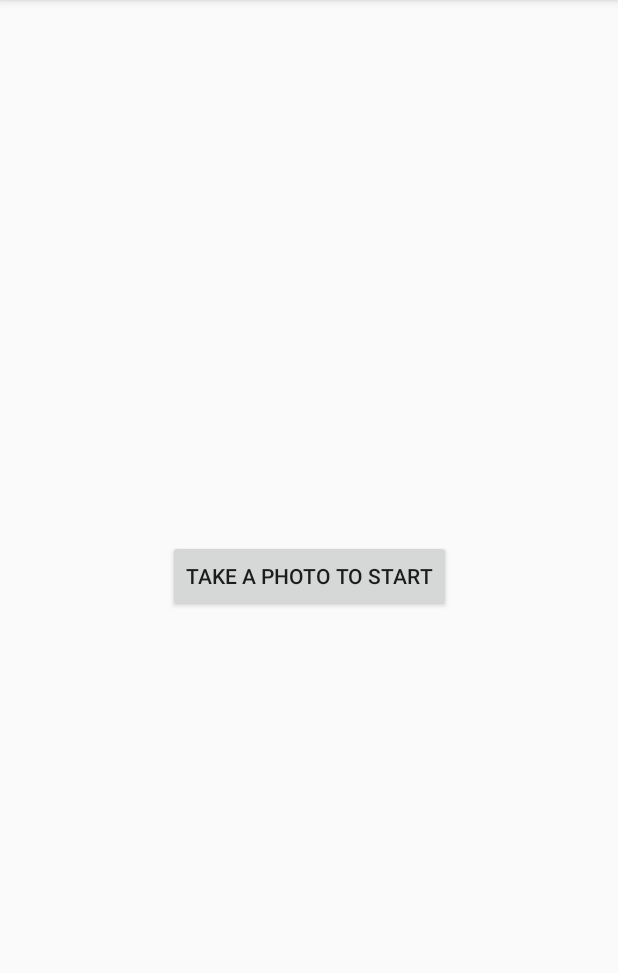
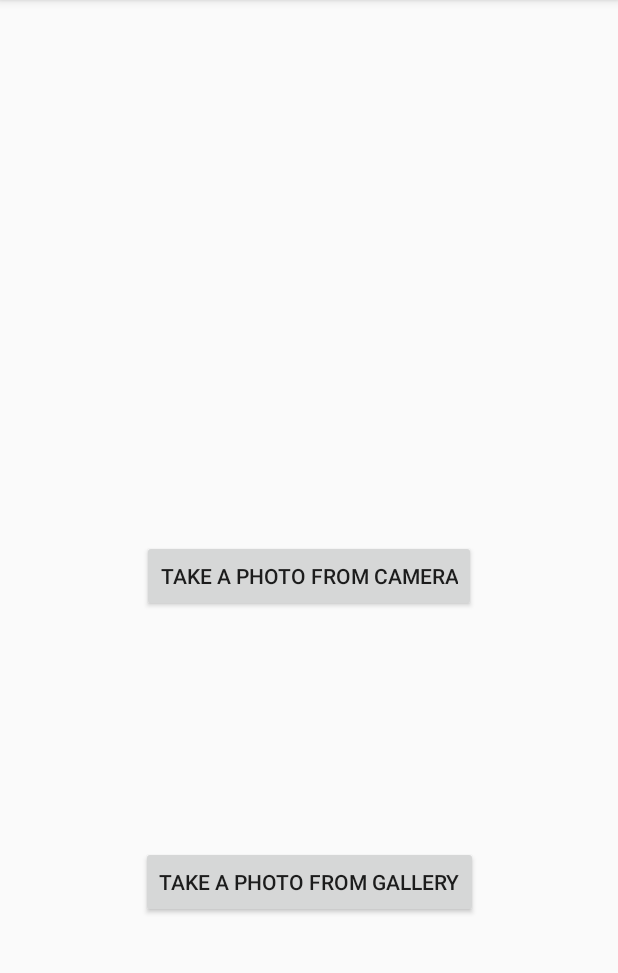
Before and after one commit to hasbisevinc/Find-on-Page, an Android app: the screen it shows after launch (MainActivity), on a phone screen of 412 x 824 dp, the part 84-1057 px from its top. Run offline under Robolectric (Android 15) with nearby library versions, the phone set to English and light mode, and no system bars; our stand-ins replace RxJava; libraries missing offline, so code that uses them is left out: com.orhanobut.dialogplus, dmax.dialog.

Commit message:
adding select image from gallery feature

```diff
--- a/app/build.gradle
+++ b/app/build.gradle
@@ -41,4 +41,5 @@ dependencies {
     implementation 'com.crashlytics.sdk.android:crashlytics:2.9.8'
     implementation 'io.reactivex.rxjava2:rxjava:2.1.9'
     implementation 'io.reactivex.rxjava2:rxandroid:2.0.1'
+    implementation 'com.orhanobut:dialogplus:1.11@aar'
 }
--- a/app/src/main/java/com/hasbis/findonpage/MainActivity.java
+++ b/app/src/main/java/com/hasbis/findonpage/MainActivity.java
@@ -16,10 +16,12 @@ import android.support.v7.app.AppCompatActivity;
 import android.os.Bundle;
 import android.text.TextUtils;
 import android.util.Log;
+import android.view.Gravity;
 import android.view.Menu;
 import android.view.MenuItem;
 import android.view.View;
 import android.view.inputmethod.InputMethodManager;
+import android.widget.ArrayAdapter;
 import android.widget.Button;
 import android.widget.EditText;
 import android.widget.LinearLayout;
@@ -29,8 +31,12 @@ import com.hasbis.findonpage.features.ocr.ImageToText;
 import com.hasbis.findonpage.features.ocr.OCRActions;
 import com.hasbis.findonpage.features.views.DrawableImageView;
 import com.hasbis.findonpage.utils.FirebaseAnalyticsUtils;
+import com.orhanobut.dialogplus.DialogPlus;
+import com.orhanobut.dialogplus.ListHolder;
+import com.orhanobut.dialogplus.OnItemClickListener;
 
 import java.io.File;
+import java.io.FileNotFoundException;
 import java.text.DateFormat;
 import java.text.SimpleDateFormat;
 import java.util.ArrayList;
@@ -47,12 +53,14 @@ import io.reactivex.schedulers.Schedulers;
 public class MainActivity extends AppCompatActivity {
     private static final String TAG = "MainActivity";
     private static final int CAMERA_REQUEST = 1888;
+    private static final int GALLERY_REQUEST = 2888;
     private static final int CAMERA_PERMISSION_CODE = 100;
 
     private DrawableImageView imageView;
     private LinearLayout findBox;
     private LinearLayout showFindBoxLayout;
     private Button photoButton;
+    private Button galleryButton;
     private Button findButton;
     private Button selectAllButton;
     private EditText textToFind;
@@ -87,8 +95,38 @@ public class MainActivity extends AppCompatActivity {
     public boolean onOptionsItemSelected(MenuItem item) {
         int id = item.getItemId();
         if (id == R.id.new_image) {
-            analyticsUtils.onNewPhoto();
-            onCameraButtonClicked();
+            ArrayAdapter<String> adapter = new ArrayAdapter<>(
+                    this, android.R.layout.simple_list_item_1, new String[]{getString(R.string.take_a_photo_from_camera),
+                    getString(R.string.take_a_photo_from_gallery), getString(R.string.cancel)}
+            );
+            DialogPlus dialog = DialogPlus.newDialog(this)
+                    .setAdapter(adapter)
+                    .setOnItemClickListener(new OnItemClickListener() {
+                        @Override
+                        public void onItemClick(DialogPlus dialog, Object item, View view, int position) {
+                        }
+                    })
+                    .setContentHolder(new ListHolder())
+                    .setGravity(Gravity.CENTER)
+                    .setExpanded(true)
+                    .setHeader(R.layout.dialog_header)
+                    .setOnItemClickListener(new OnItemClickListener() {
+                        @Override
+                        public void onItemClick(DialogPlus dialog, Object item, View view, int position) {
+                            if (position == 0) {
+                                analyticsUtils.onNewPhoto();
+                                onCameraButtonClicked();
+                            } else if (position == 1) {
+                                analyticsUtils.onNewGalleryPhoto();
+                                Intent photoPickerIntent = new Intent(Intent.ACTION_PICK);
+                                photoPickerIntent.setType("image/*");
+                                startActivityForResult(photoPickerIntent, GALLERY_REQUEST);
+                            }
+                            dialog.dismiss();
+                        }
+                    })
+                    .create();
+            dialog.show();
         }
         return super.onOptionsItemSelected(item);
     }
@@ -110,18 +148,28 @@ public class MainActivity extends AppCompatActivity {
         super.onActivityResult(requestCode, resultCode, data);
         if (resultCode == Activity.RESULT_OK) {
             if (requestCode == CAMERA_REQUEST) {
-                imageView.setRects(new ArrayList<Rect>());
-                findBox.setVisibility(View.VISIBLE);
-                photoButton.setVisibility(View.GONE);
-                Uri image = null;
+                updateUIForImageGained();
                 if (mCameraFileName != null) {
-                    image = Uri.fromFile(new File(mCameraFileName));
+                    Uri image = Uri.fromFile(new File(mCameraFileName));
                     imageView.setImageURI(image);
                     imageView.setVisibility(View.VISIBLE);
                     startOCR(image);
                 }
+            } else if (requestCode == GALLERY_REQUEST) {
+                updateUIForImageGained();
+                final Uri image = data.getData();
+                imageView.setImageURI(image);
+                imageView.setVisibility(View.VISIBLE);
+                startOCR(image);
             }
         }
+    }
+
+    private void updateUIForImageGained() {
+        imageView.setRects(new ArrayList<Rect>());
+        findBox.setVisibility(View.VISIBLE);
+        photoButton.setVisibility(View.GONE);
+        galleryButton.setVisibility(View.GONE);
     }
 
     private void initAnalytic() {
@@ -134,6 +182,7 @@ public class MainActivity extends AppCompatActivity {
         this.findBox = this.findViewById(R.id.find_layout);
         this.showFindBoxLayout = this.findViewById(R.id.show_find_box_layout);
         this.photoButton = this.findViewById(R.id.camera_button);
+        this.galleryButton = this.findViewById(R.id.gallery_button);
         this.findButton = this.findViewById(R.id.find_button);
         this.selectAllButton = this.findViewById(R.id.select_all_button);
         this.textToFind = this.findViewById(R.id.word_edittext);
@@ -145,6 +194,16 @@ public class MainActivity extends AppCompatActivity {
             public void onClick(View v) {
                 analyticsUtils.onNewPhoto();
                 onCameraButtonClicked();
+            }
+        });
+
+        galleryButton.setOnClickListener(new View.OnClickListener() {
+            @Override
+            public void onClick(View v) {
+                analyticsUtils.onNewGalleryPhoto();
+                Intent photoPickerIntent = new Intent(Intent.ACTION_PICK);
+                photoPickerIntent.setType("image/*");
+                startActivityForResult(photoPickerIntent, GALLERY_REQUEST);
             }
         });
 
--- a/app/src/main/java/com/hasbis/findonpage/utils/FirebaseAnalyticsUtils.java
+++ b/app/src/main/java/com/hasbis/findonpage/utils/FirebaseAnalyticsUtils.java
@@ -42,6 +42,10 @@ public class FirebaseAnalyticsUtils {
         saveLog("PHOTO", "NEW_PHOTO");
     }
 
+    public void onNewGalleryPhoto() {
+        saveLog("GALLERY", "NEW_GALLERY");
+    }
+
     public void onNewSearch() {
         saveLog("SEARCH", "NEW_SEARCH");
     }
--- a/app/src/main/res/layout/activity_main.xml
+++ b/app/src/main/res/layout/activity_main.xml
@@ -81,10 +81,20 @@
         android:id="@+id/camera_button"
         android:layout_width="wrap_content"
         android:layout_height="wrap_content"
-        android:text="Take a photo to start"
+        android:text="@string/take_a_photo_from_camera"
         app:layout_constraintBottom_toBottomOf="parent"
         app:layout_constraintEnd_toEndOf="parent"
         app:layout_constraintStart_toStartOf="parent"
         app:layout_constraintTop_toTopOf="parent" />
 
+    <Button
+        android:id="@+id/gallery_button"
+        android:layout_width="wrap_content"
+        android:layout_height="wrap_content"
+        android:text="@string/take_a_photo_from_gallery"
+        app:layout_constraintBottom_toBottomOf="parent"
+        app:layout_constraintEnd_toEndOf="parent"
+        app:layout_constraintStart_toStartOf="parent"
+        app:layout_constraintTop_toBottomOf="@+id/camera_button" />
+
 </android.support.constraint.ConstraintLayout>
--- a/app/src/main/res/menu/menu_main.xml
+++ b/app/src/main/res/menu/menu_main.xml
@@ -2,6 +2,6 @@
 <menu xmlns:android="http://schemas.android.com/apk/res/android"
     xmlns:app="http://schemas.android.com/apk/res-auto">
     <item android:id="@+id/new_image"
-        android:title="@string/take_a_new_photo"
+        android:title="@string/take_a_new"
         app:showAsAction="always"/>
 </menu>
--- a/app/src/main/res/values/strings.xml
+++ b/app/src/main/res/values/strings.xml
@@ -1,6 +1,6 @@
 <resources>
     <string name="app_name">Find On Page</string>
-    <string name="take_a_new_photo">Take a new photo</string>
+    <string name="take_a_new">Take a new photo</string>
     <string name="find">Find</string>
     <string name="select_all">Select all</string>
     <string name="text_to_search">Text to search</string>
@@ -13,4 +13,8 @@
     <string name="show_search_bar">Show search bar</string>
     <string name="hide_search_bar">Hide search bar</string>
     <string name="close">Close</string>
+    <string name="take_a_photo_from_camera">Take a photo from camera</string>
+    <string name="take_a_photo_from_gallery">Take a photo from gallery</string>
+    <string name="take_new_photo_from">Take new photo from:</string>
+    <string name="cancel">Cancel</string>
 </resources>
```
Also changed, not shown: app/src/main/res/layout/dialog_header.xml (added, +17 -0 lines), 1 other file.
